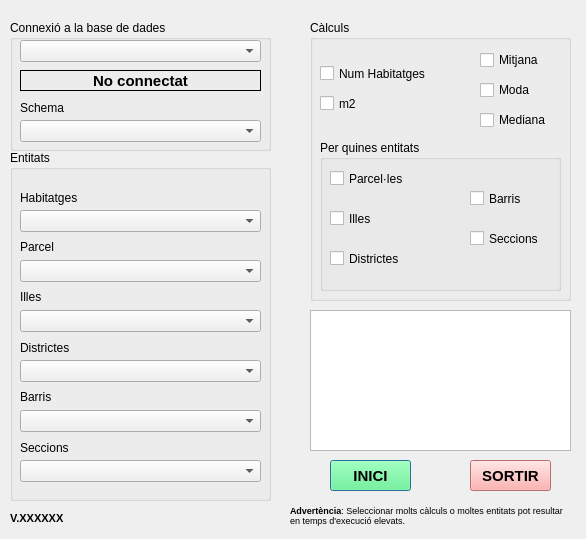
Above: eficiencia_energetica_dialog_base.ui from TecnocampusCCU/eficiencia_energetica before the change. Below: the same form after it.
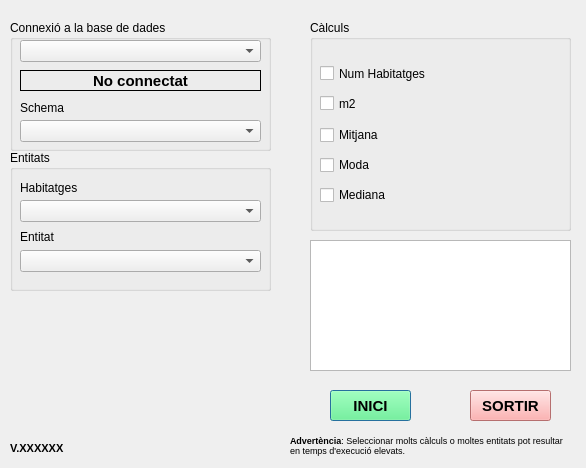
That is the form after the change.

Commit message: Primera versio amb una sola entitat

Patch:
```diff
--- a/eficiencia_energetica_dialog_base.ui
+++ b/eficiencia_energetica_dialog_base.ui
@@ -7,7 +7,7 @@
     <x>0</x>
     <y>0</y>
     <width>586</width>
-    <height>539</height>
+    <height>468</height>
    </rect>
   </property>
   <property name="windowTitle">
@@ -109,7 +109,7 @@
      <x>10</x>
      <y>150</y>
      <width>261</width>
-     <height>351</height>
+     <height>141</height>
     </rect>
    </property>
    <property name="title">
@@ -119,7 +119,7 @@
     <property name="geometry">
      <rect>
       <x>10</x>
-      <y>40</y>
+      <y>30</y>
       <width>61</width>
       <height>16</height>
      </rect>
@@ -132,59 +132,20 @@
     <property name="geometry">
      <rect>
       <x>10</x>
-      <y>90</y>
+      <y>80</y>
       <width>47</width>
       <height>13</height>
      </rect>
     </property>
     <property name="text">
-     <string>Parcel</string>
-    </property>
-   </widget>
-   <widget class="QLabel" name="labelIlles">
-    <property name="geometry">
-     <rect>
-      <x>10</x>
-      <y>140</y>
-      <width>47</width>
-      <height>13</height>
-     </rect>
-    </property>
-    <property name="text">
-     <string>Illes</string>
-    </property>
-   </widget>
-   <widget class="QLabel" name="labelDistrictes">
-    <property name="geometry">
-     <rect>
-      <x>10</x>
-      <y>190</y>
-      <width>61</width>
-      <height>16</height>
-     </rect>
-    </property>
-    <property name="text">
-     <string>Districtes</string>
-    </property>
-   </widget>
-   <widget class="QLabel" name="labelBarris">
-    <property name="geometry">
-     <rect>
-      <x>10</x>
-      <y>240</y>
-      <width>47</width>
-      <height>13</height>
-     </rect>
-    </property>
-    <property name="text">
-     <string>Barris</string>
+     <string>Entitat</string>
     </property>
    </widget>
    <widget class="QComboBox" name="comboHabitatges">
     <property name="geometry">
      <rect>
       <x>10</x>
-      <y>60</y>
+      <y>50</y>
       <width>241</width>
       <height>22</height>
      </rect>
@@ -197,7 +158,7 @@
     <property name="geometry">
      <rect>
       <x>10</x>
-      <y>110</y>
+      <y>100</y>
       <width>241</width>
       <height>22</height>
      </rect>
@@ -206,71 +167,6 @@
      <string>Selecciona la capa de parcel·les del teu municipi</string>
     </property>
    </widget>
-   <widget class="QComboBox" name="comboIlles">
-    <property name="geometry">
-     <rect>
-      <x>10</x>
-      <y>160</y>
-      <width>241</width>
-      <height>22</height>
-     </rect>
-    </property>
-    <property name="toolTip">
-     <string>Selecciona la capa d'illes del teu municipi</string>
-    </property>
-   </widget>
-   <widget class="QComboBox" name="comboDistrictes">
-    <property name="geometry">
-     <rect>
-      <x>10</x>
-      <y>210</y>
-      <width>241</width>
-      <height>22</height>
-     </rect>
-    </property>
-    <property name="toolTip">
-     <string>Selecciona la capa de districtes del teu municipi</string>
-    </property>
-   </widget>
-   <widget class="QComboBox" name="comboBarris">
-    <property name="geometry">
-     <rect>
-      <x>10</x>
-      <y>260</y>
-      <width>241</width>
-      <height>22</height>
-     </rect>
-    </property>
-    <property name="toolTip">
-     <string>Selecciona la capa de barris del teu municipi</string>
-    </property>
-   </widget>
-   <widget class="QLabel" name="labelSeccions">
-    <property name="geometry">
-     <rect>
-      <x>10</x>
-      <y>290</y>
-      <width>61</width>
-      <height>16</height>
-     </rect>
-    </property>
-    <property name="text">
-     <string>Seccions</string>
-    </property>
-   </widget>
-   <widget class="QComboBox" name="comboSeccions">
-    <property name="geometry">
-     <rect>
-      <x>10</x>
-      <y>310</y>
-      <width>241</width>
-      <height>22</height>
-     </rect>
-    </property>
-    <property name="toolTip">
-     <string>Selecciona la capa de seccions censals del teu municipi</string>
-    </property>
-   </widget>
   </widget>
   <widget class="QGroupBox" name="groupChecks">
    <property name="geometry">
@@ -278,7 +174,7 @@
      <x>310</x>
      <y>20</y>
      <width>261</width>
-     <height>281</height>
+     <height>211</height>
     </rect>
    </property>
    <property name="title">
@@ -316,104 +212,11 @@
      <string>m2</string>
     </property>
    </widget>
-   <widget class="QGroupBox" name="groupBox_2">
-    <property name="geometry">
-     <rect>
-      <x>10</x>
-      <y>120</y>
-      <width>241</width>
-      <height>151</height>
-     </rect>
-    </property>
-    <property name="title">
-     <string>Per quines entitats</string>
-    </property>
-    <widget class="QCheckBox" name="checkParcel">
-     <property name="geometry">
-      <rect>
-       <x>10</x>
-       <y>30</y>
-       <width>81</width>
-       <height>17</height>
-      </rect>
-     </property>
-     <property name="toolTip">
-      <string>Indica si vols treballar amb les parcel·les del municipi</string>
-     </property>
-     <property name="text">
-      <string>Parcel·les</string>
-     </property>
-    </widget>
-    <widget class="QCheckBox" name="checkBarris">
-     <property name="geometry">
-      <rect>
-       <x>150</x>
-       <y>50</y>
-       <width>70</width>
-       <height>17</height>
-      </rect>
-     </property>
-     <property name="toolTip">
-      <string>Indica si vols treballar amb els barris del municipi</string>
-     </property>
-     <property name="text">
-      <string>Barris</string>
-     </property>
-    </widget>
-    <widget class="QCheckBox" name="checkIlles">
-     <property name="geometry">
-      <rect>
-       <x>10</x>
-       <y>70</y>
-       <width>70</width>
-       <height>17</height>
-      </rect>
-     </property>
-     <property name="toolTip">
-      <string>Indica si vols treballar amb les illes del municipi</string>
-     </property>
-     <property name="text">
-      <string>Illes</string>
-     </property>
-    </widget>
-    <widget class="QCheckBox" name="checkSeccions">
-     <property name="geometry">
-      <rect>
-       <x>150</x>
-       <y>90</y>
-       <width>81</width>
-       <height>17</height>
-      </rect>
-     </property>
-     <property name="toolTip">
-      <string>Indica si vols treballar amb les seccions del municipi</string>
-     </property>
-     <property name="text">
-      <string>Seccions</string>
-     </property>
-    </widget>
-    <widget class="QCheckBox" name="checkDistrictes">
-     <property name="geometry">
-      <rect>
-       <x>10</x>
-       <y>110</y>
-       <width>81</width>
-       <height>17</height>
-      </rect>
-     </property>
-     <property name="toolTip">
-      <string>Indica si vols treballar amb els districtes del municipi</string>
-     </property>
-     <property name="text">
-      <string>Districtes</string>
-     </property>
-    </widget>
-   </widget>
    <widget class="QCheckBox" name="checkMitjana">
     <property name="geometry">
      <rect>
-      <x>170</x>
-      <y>30</y>
+      <x>10</x>
+      <y>105</y>
       <width>77</width>
       <height>20</height>
      </rect>
@@ -425,8 +228,8 @@
    <widget class="QCheckBox" name="checkMediana">
     <property name="geometry">
      <rect>
-      <x>170</x>
-      <y>90</y>
+      <x>10</x>
+      <y>165</y>
       <width>77</width>
       <height>20</height>
      </rect>
@@ -438,8 +241,8 @@
    <widget class="QCheckBox" name="checkModa">
     <property name="geometry">
      <rect>
-      <x>170</x>
-      <y>60</y>
+      <x>10</x>
+      <y>135</y>
       <width>77</width>
       <height>20</height>
      </rect>
@@ -453,7 +256,7 @@
    <property name="geometry">
     <rect>
      <x>330</x>
-     <y>460</y>
+     <y>390</y>
      <width>81</width>
      <height>31</height>
     </rect>
@@ -891,7 +694,7 @@
    <property name="geometry">
     <rect>
      <x>470</x>
-     <y>460</y>
+     <y>390</y>
      <width>81</width>
      <height>31</height>
     </rect>
@@ -1329,9 +1132,9 @@
    <property name="geometry">
     <rect>
      <x>310</x>
-     <y>310</y>
+     <y>240</y>
      <width>261</width>
-     <height>141</height>
+     <height>131</height>
     </rect>
    </property>
   </widget>
@@ -1339,7 +1142,7 @@
    <property name="geometry">
     <rect>
      <x>290</x>
-     <y>500</y>
+     <y>430</y>
      <width>281</width>
      <height>31</height>
     </rect>
@@ -1358,7 +1161,7 @@
    <property name="geometry">
     <rect>
      <x>10</x>
-     <y>510</y>
+     <y>440</y>
      <width>91</width>
      <height>16</height>
     </rect>
```
Left out of the diff: 4 changed lines with no effect on the pictures. The commit also changes 1 other file.
